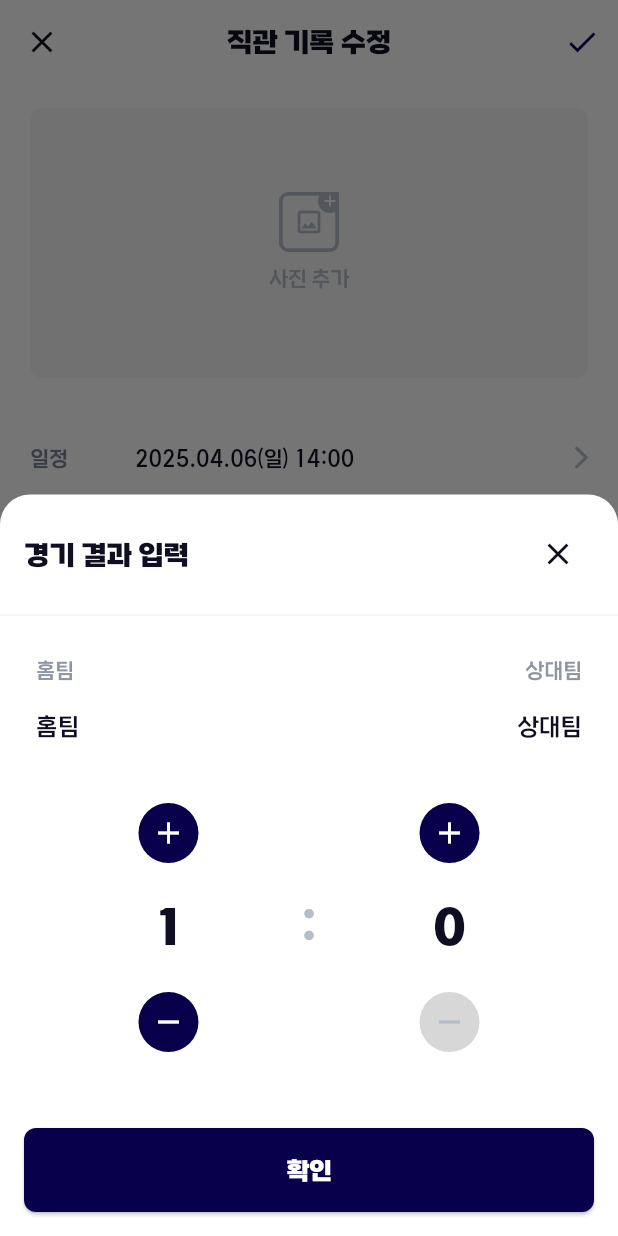
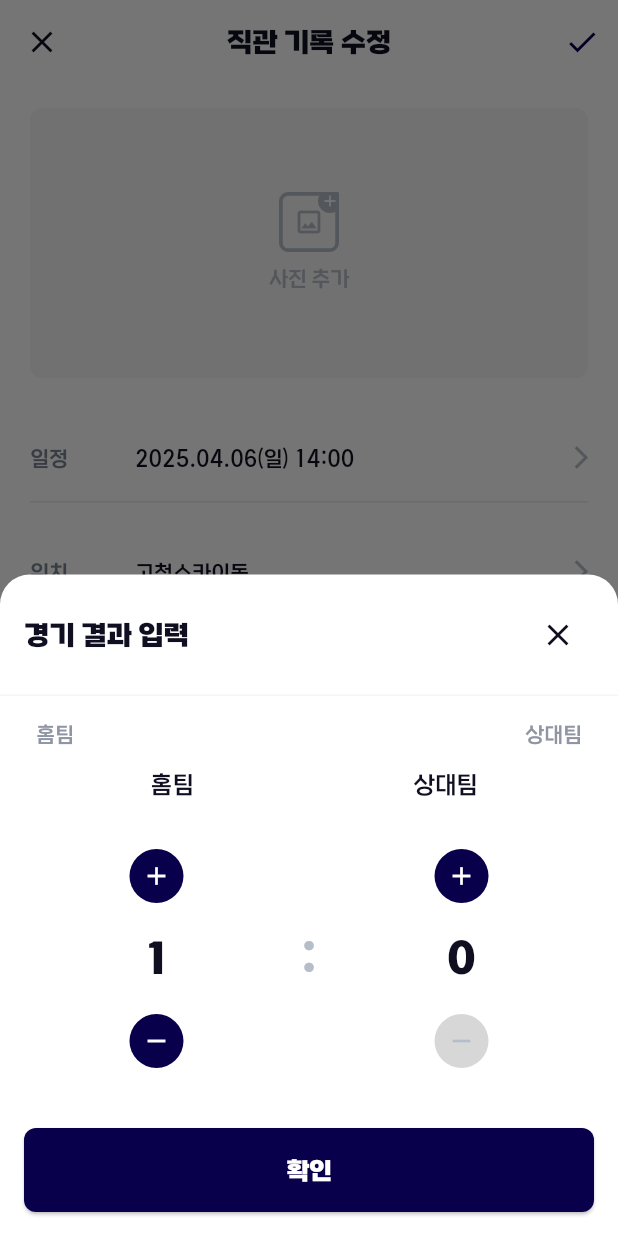
Before and after one commit to GlassyBus/seungyo-app, a Flutter app: the CreateRecordScreen screen opened directly with sample values from the repository, after a tap on an icon or button, on a phone screen of 412 x 824 dp. Run offline on Flutter 3.47's test engine with Material 3 defaults, Android fonts, the phone set to English and light mode, and no system bars; our stand-ins replace drift, equatable, flutter_colorpicker, flutter_svg, fluttertoast, image_picker and 4 more; missing offline and left inert: crop_your_image, gal, sqlite3; accounts and stored records are empty; generated files the repository leaves out were written again.

Commit message:
결과 입력 팝업 ui 오류 수정

```diff
--- a/lib/view/record/widgets/score_input_modal.dart
+++ b/lib/view/record/widgets/score_input_modal.dart
@@ -56,17 +56,23 @@ class _ScoreInputModalState extends State<ScoreInputModal> {
     final textTheme = Theme.of(context).textTheme;
 
     return Container(
-      height: MediaQuery.of(context).size.height * 0.6,
+      constraints: BoxConstraints(
+        maxHeight: MediaQuery.of(context).size.height * 0.7,
+        minHeight: MediaQuery.of(context).size.height * 0.5,
+      ),
       decoration: BoxDecoration(
         color: colorScheme.surface,
         borderRadius: const BorderRadius.only(topLeft: Radius.circular(20), topRight: Radius.circular(20)),
       ),
-      child: Column(
-        children: [
-          _buildHeader(colorScheme, textTheme),
-          Expanded(child: _buildScoreInput(colorScheme, textTheme)),
-          _buildConfirmButton(colorScheme, textTheme),
-        ],
+      child: SafeArea(
+        child: Column(
+          mainAxisSize: MainAxisSize.min,
+          children: [
+            _buildHeader(colorScheme, textTheme),
+            Flexible(child: _buildScoreInput(colorScheme, textTheme)),
+            _buildConfirmButton(colorScheme, textTheme),
+          ],
+        ),
       ),
     );
   }
@@ -87,9 +93,10 @@ class _ScoreInputModalState extends State<ScoreInputModal> {
 
   Widget _buildScoreInput(ColorScheme colorScheme, TextTheme textTheme) {
     return Padding(
-      padding: const EdgeInsets.all(24),
+      padding: const EdgeInsets.fromLTRB(24, 16, 24, 16),
       child: Column(
         mainAxisAlignment: MainAxisAlignment.center,
+        mainAxisSize: MainAxisSize.min,
         children: [
           Row(
             mainAxisAlignment: MainAxisAlignment.spaceBetween,
@@ -98,20 +105,27 @@ class _ScoreInputModalState extends State<ScoreInputModal> {
               Text('상대팀', style: textTheme.bodySmall?.copyWith(color: AppColors.gray70)),
             ],
           ),
-          const SizedBox(height: 16),
+          const SizedBox(height: 12),
           Row(
             mainAxisAlignment: MainAxisAlignment.spaceBetween,
             children: [
-              Text(_homeTeamData?.name ?? '홈팀', style: textTheme.titleMedium),
-              Text(_awayTeamData?.name ?? '상대팀', style: textTheme.titleMedium),
+              Expanded(
+                child: Text(_homeTeamData?.name ?? '홈팀', style: textTheme.titleMedium, textAlign: TextAlign.center),
+              ),
+              Expanded(
+                child: Text(_awayTeamData?.name ?? '상대팀', style: textTheme.titleMedium, textAlign: TextAlign.center),
+              ),
             ],
           ),
-          const SizedBox(height: 32),
+          const SizedBox(height: 24),
           Row(
             mainAxisAlignment: MainAxisAlignment.spaceEvenly,
             children: [
               _buildScoreCounter(_homeScore, (value) => setState(() => _homeScore = value), textTheme),
-              Text(':', style: textTheme.displayLarge?.copyWith(color: AppColors.gray50)),
+              Padding(
+                padding: const EdgeInsets.symmetric(horizontal: 16),
+                child: Text(':', style: textTheme.displayLarge?.copyWith(color: AppColors.gray50)),
+              ),
               _buildScoreCounter(_awayScore, (value) => setState(() => _awayScore = value), textTheme),
             ],
           ),
@@ -122,29 +136,30 @@ class _ScoreInputModalState extends State<ScoreInputModal> {
 
   Widget _buildScoreCounter(int score, Function(int) onChanged, TextTheme textTheme) {
     return Column(
+      mainAxisSize: MainAxisSize.min,
       children: [
         IconButton(
           onPressed: () => onChanged(score + 1),
           icon: Container(
-            width: 40,
-            height: 40,
-            decoration: BoxDecoration(color: AppColors.navy, borderRadius: BorderRadius.circular(20)),
-            child: const Icon(Icons.add, color: Colors.white),
+            width: 36,
+            height: 36,
+            decoration: BoxDecoration(color: AppColors.navy, borderRadius: BorderRadius.circular(18)),
+            child: const Icon(Icons.add, color: Colors.white, size: 20),
           ),
         ),
-        const SizedBox(height: 16),
-        Text('$score', style: textTheme.displayLarge),
-        const SizedBox(height: 16),
+        const SizedBox(height: 12),
+        Text('$score', style: textTheme.displayMedium),
+        const SizedBox(height: 12),
         IconButton(
           onPressed: score > 0 ? () => onChanged(score - 1) : null,
           icon: Container(
-            width: 40,
-            height: 40,
+            width: 36,
+            height: 36,
             decoration: BoxDecoration(
               color: score > 0 ? AppColors.navy : AppColors.gray30,
-              borderRadius: BorderRadius.circular(20),
+              borderRadius: BorderRadius.circular(18),
             ),
-            child: Icon(Icons.remove, color: score > 0 ? Colors.white : AppColors.gray50),
+            child: Icon(Icons.remove, color: score > 0 ? Colors.white : AppColors.gray50, size: 20),
           ),
         ),
       ],
```
